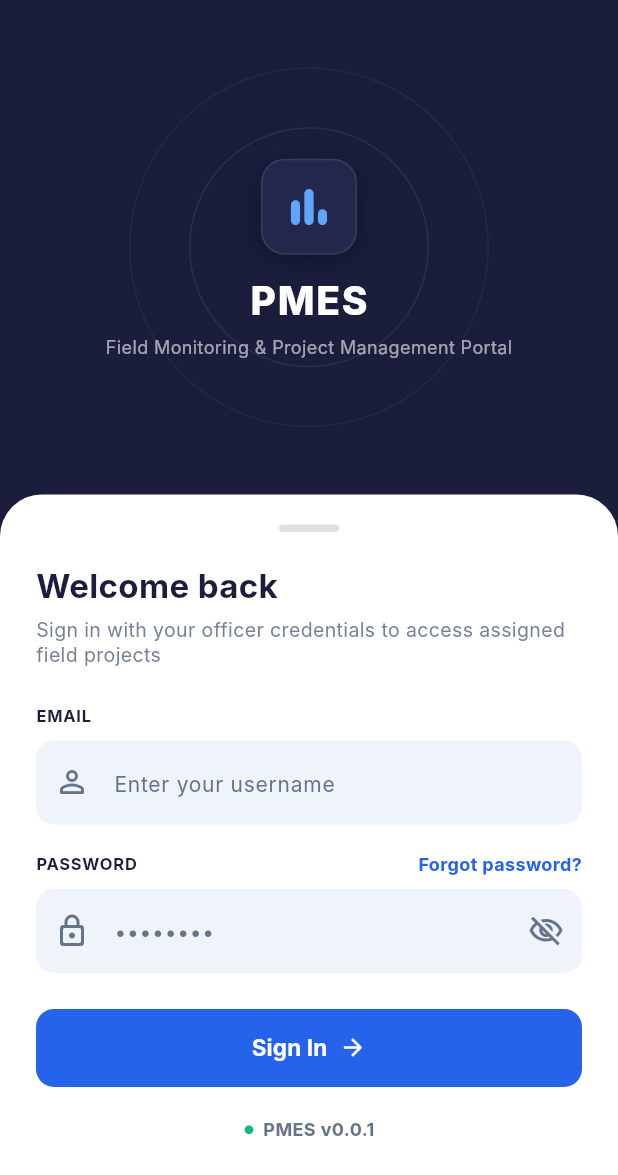
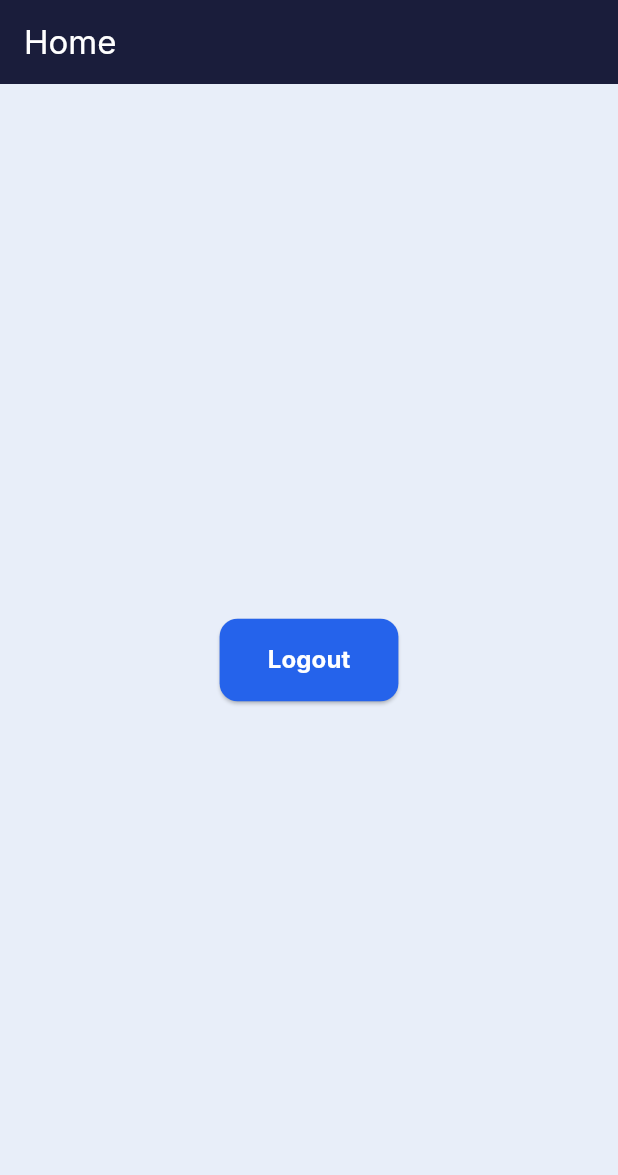
Before and after one commit to ChawerKamanga/pmes_mobile, a Flutter app: the screen it shows after launch, after a tap on "Sign In", on a phone screen of 412 x 824 dp. Shown: the top 1175 px of the screen. Run offline on Flutter 3.47's test engine with Material 3 defaults, Android fonts, the phone set to English and light mode, and no system bars; our stand-ins replace go_router; Roboto replaces fonts that are missing (Inter).

Commit message:
ui: added the home page

```diff
--- /dev/null
+++ b/lib/pages/home_page.dart
@@ -0,0 +1,40 @@
+import 'package:flutter/material.dart';
+import '../core/theme/app_colors.dart';
+import 'login_page.dart';
+
+class HomePage extends StatelessWidget {
+  const HomePage({super.key});
+
+  @override
+  Widget build(BuildContext context) {
+    return Scaffold(
+      appBar: AppBar(
+        title: const Text('Home'),
+        backgroundColor: AppColors.primary,
+        foregroundColor: Colors.white,
+      ),
+      body: Center(
+        child: ElevatedButton(
+          onPressed: () {
+            Navigator.of(context).pushAndRemoveUntil(
+              MaterialPageRoute(builder: (context) => const LoginPage()),
+              (route) => false,
+            );
+          },
+          style: ElevatedButton.styleFrom(
+            backgroundColor: AppColors.secondary,
+            foregroundColor: Colors.white,
+            padding: const EdgeInsets.symmetric(horizontal: 32, vertical: 16),
+            shape: RoundedRectangleBorder(
+              borderRadius: BorderRadius.circular(12),
+            ),
+          ),
+          child: const Text(
+            'Logout',
+            style: TextStyle(fontSize: 16, fontWeight: FontWeight.bold),
+          ),
+        ),
+      ),
+    );
+  }
+}
--- a/lib/pages/login_page.dart
+++ b/lib/pages/login_page.dart
@@ -1,5 +1,6 @@
 import 'package:flutter/material.dart';
 import '../core/theme/app_colors.dart';
+import 'home_page.dart';
 
 class LoginPage extends StatefulWidget {
   const LoginPage({super.key});
@@ -45,7 +46,7 @@ class _LoginPageState extends State<LoginPage> {
                             decoration: BoxDecoration(
                               shape: BoxShape.circle,
                               border: Border.all(
-                        color: Colors.white.withOpacity(0.05),
+                                color: Colors.white.withValues(alpha: 0.05),
                                 width: 1,
                               ),
                             ),
@@ -56,7 +57,7 @@ class _LoginPageState extends State<LoginPage> {
                             decoration: BoxDecoration(
                               shape: BoxShape.circle,
                               border: Border.all(
-                        color: Colors.white.withOpacity(0.08),
+                                color: Colors.white.withValues(alpha: 0.08),
                                 width: 1,
                               ),
                             ),
@@ -74,11 +75,11 @@ class _LoginPageState extends State<LoginPage> {
                                   color: const Color(0xFF23274B),
                                   borderRadius: BorderRadius.circular(16),
                                   border: Border.all(
-                            color: Colors.white.withOpacity(0.1),
+                                    color: Colors.white.withValues(alpha: 0.1),
                                   ),
                                   boxShadow: [
                                     BoxShadow(
-                              color: Colors.black.withOpacity(0.3),
+                                      color: Colors.black.withValues(alpha: 0.3),
                                       blurRadius: 10,
                                       offset: const Offset(0, 4),
                                     ),
@@ -94,7 +95,7 @@ class _LoginPageState extends State<LoginPage> {
                               ),
                               const SizedBox(height: 12),
                               // Title
-                      Text(
+                              const Text(
                                 'PMES',
                                 style: TextStyle(
                                   color: Colors.white,
@@ -108,7 +109,7 @@ class _LoginPageState extends State<LoginPage> {
                               Text(
                                 'Field Monitoring & Project Management Portal',
                                 style: TextStyle(
-                          color: Colors.white.withOpacity(0.6),
+                                  color: Colors.white.withValues(alpha: 0.6),
                                   fontSize: 12,
                                   fontWeight: FontWeight.w400,
                                 ),
@@ -166,7 +167,7 @@ class _LoginPageState extends State<LoginPage> {
                                 'Sign in with your officer credentials to access assigned field projects',
                                 style: TextStyle(
                                   fontSize: 13,
-                          color: AppColors.neutral.withOpacity(0.9),
+                                  color: AppColors.neutral.withValues(alpha: 0.9),
                                   height: 1.3,
                                 ),
                               ),
@@ -284,7 +285,11 @@ class _LoginPageState extends State<LoginPage> {
                                 height: 52,
                                 child: ElevatedButton(
                                   onPressed: () {
-                            // Primary login action
+                                    Navigator.of(context).pushReplacement(
+                                      MaterialPageRoute(
+                                        builder: (context) => const HomePage(),
+                                      ),
+                                    );
                                   },
                                   style: ElevatedButton.styleFrom(
                                     backgroundColor: AppColors.secondary,
```
Lines whose indentation alone changed are shown as unchanged.
